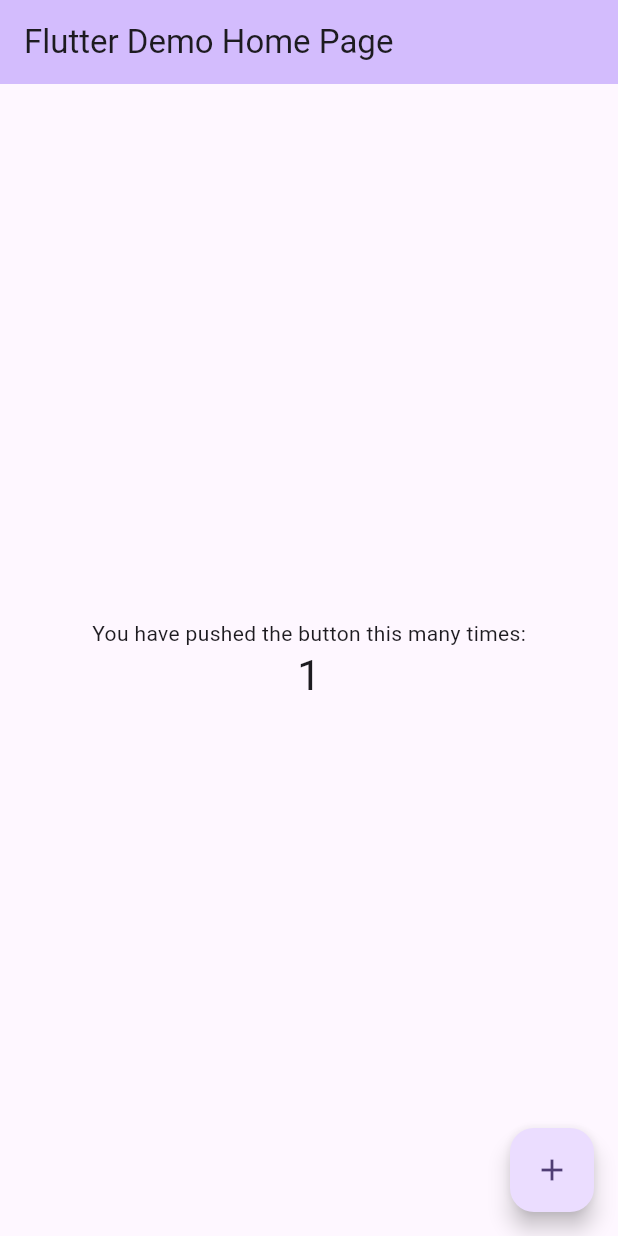
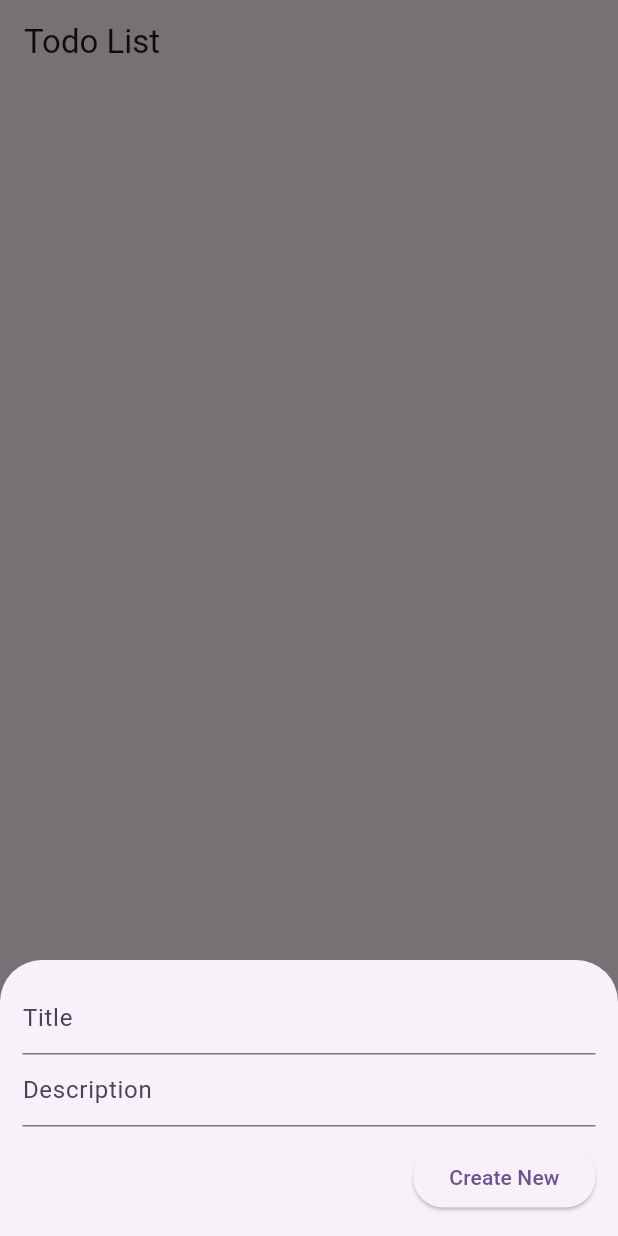
Before and after one commit to patipark/sqlite_crud, a Flutter app: the screen it shows after launch, after a tap on the "add" icon, on a phone screen of 412 x 824 dp. Run offline on Flutter 3.47's test engine with Material 3 defaults, Android fonts, the phone set to English and light mode, and no system bars; our stand-ins replace sqflite; accounts and stored records are empty.

Commit message:
add TodoListScreen สำหรับจัดการ CRUD todos

```diff
--- a/lib/main.dart
+++ b/lib/main.dart
@@ -1,4 +1,6 @@
 import 'package:flutter/material.dart';
+
+import 'database_helper.dart';
 
 void main() {
   runApp(const MyApp());
@@ -11,115 +13,122 @@ class MyApp extends StatelessWidget {
   @override
   Widget build(BuildContext context) {
     return MaterialApp(
-      title: 'Flutter Demo',
+      title: 'Flutter SQLite CRUD',
       theme: ThemeData(
-        // This is the theme of your application.
-        //
-        // TRY THIS: Try running your application with "flutter run". You'll see
-        // the application has a purple toolbar. Then, without quitting the app,
-        // try changing the seedColor in the colorScheme below to Colors.green
-        // and then invoke "hot reload" (save your changes or press the "hot
-        // reload" button in a Flutter-supported IDE, or press "r" if you used
-        // the command line to start the app).
-        //
-        // Notice that the counter didn't reset back to zero; the application
-        // state is not lost during the reload. To reset the state, use hot
-        // restart instead.
-        //
-        // This works for code too, not just values: Most code changes can be
-        // tested with just a hot reload.
         colorScheme: ColorScheme.fromSeed(seedColor: Colors.deepPurple),
         useMaterial3: true,
       ),
-      home: const MyHomePage(title: 'Flutter Demo Home Page'),
+      home: const TodoListScreen(),
     );
   }
 }
 
-class MyHomePage extends StatefulWidget {
-  const MyHomePage({super.key, required this.title});
-
-  // This widget is the home page of your application. It is stateful, meaning
-  // that it has a State object (defined below) that contains fields that affect
-  // how it looks.
-
-  // This class is the configuration for the state. It holds the values (in this
-  // case the title) provided by the parent (in this case the App widget) and
-  // used by the build method of the State. Fields in a Widget subclass are
-  // always marked "final".
-
-  final String title;
+// const MyHomePage({super.key, required this.title});
+class TodoListScreen extends StatefulWidget {
+  const TodoListScreen({super.key});
 
   @override
-  State<MyHomePage> createState() => _MyHomePageState();
+    State<TodoListScreen> createState() => _TodoListScreenState();
 }
 
-class _MyHomePageState extends State<MyHomePage> {
-  int _counter = 0;
+class _TodoListScreenState extends State<TodoListScreen> {
+  List<Todo> todos = [];
 
-  void _incrementCounter() {
+  @override
+  void initState() {
+    super.initState();
+    _refreshTodoList();
+  }
+
+  Future<void> _refreshTodoList() async {
+    final data = await DatabaseHelper.instance.readAllTodos();
     setState(() {
-      // This call to setState tells the Flutter framework that something has
-      // changed in this State, which causes it to rerun the build method below
-      // so that the display can reflect the updated values. If we changed
-      // _counter without calling setState(), then the build method would not be
-      // called again, and so nothing would appear to happen.
-      _counter++;
+      todos = data;
     });
   }
 
   @override
   Widget build(BuildContext context) {
-    // This method is rerun every time setState is called, for instance as done
-    // by the _incrementCounter method above.
-    //
-    // The Flutter framework has been optimized to make rerunning build methods
-    // fast, so that you can just rebuild anything that needs updating rather
-    // than having to individually change instances of widgets.
     return Scaffold(
-      appBar: AppBar(
-        // TRY THIS: Try changing the color here to a specific color (to
-        // Colors.amber, perhaps?) and trigger a hot reload to see the AppBar
-        // change color while the other colors stay the same.
-        backgroundColor: Theme.of(context).colorScheme.inversePrimary,
-        // Here we take the value from the MyHomePage object that was created by
-        // the App.build method, and use it to set our appbar title.
-        title: Text(widget.title),
+      appBar: AppBar(title: const Text('Todo List')),
+      body: ListView.builder(
+        itemCount: todos.length,
+        itemBuilder: (context, index) {
+          return ListTile(
+            title: Text(todos[index].title),
+            subtitle: Text(todos[index].description),
+            trailing: IconButton(
+              icon: const Icon(Icons.delete),
+              onPressed: () async {
+                await DatabaseHelper.instance.deleteTodo(todos[index].id!);
+                _refreshTodoList();
+              },
+            ),
+            onTap: () {
+              _showForm(todo: todos[index]);
+            },
+          );
+        },
       ),
-      body: Center(
-        // Center is a layout widget. It takes a single child and positions it
-        // in the middle of the parent.
+      floatingActionButton: FloatingActionButton(
+        child: const Icon(Icons.add),
+        onPressed: () => _showForm(),
+      ),
+    );
+  }
+
+  void _showForm({Todo? todo}) {
+    final titleController = TextEditingController();
+    final descriptionController = TextEditingController();
+
+    if (todo != null) {
+      titleController.text = todo.title;
+      descriptionController.text = todo.description;
+    }
+
+    showModalBottomSheet(
+      context: context,
+      builder: (_) => Container(
+        padding: const EdgeInsets.all(15),
         child: Column(
-          // Column is also a layout widget. It takes a list of children and
-          // arranges them vertically. By default, it sizes itself to fit its
-          // children horizontally, and tries to be as tall as its parent.
-          //
-          // Column has various properties to control how it sizes itself and
-          // how it positions its children. Here we use mainAxisAlignment to
-          // center the children vertically; the main axis here is the vertical
-          // axis because Columns are vertical (the cross axis would be
-          // horizontal).
-          //
-          // TRY THIS: Invoke "debug painting" (choose the "Toggle Debug Paint"
-          // action in the IDE, or press "p" in the console), to see the
-          // wireframe for each widget.
-          mainAxisAlignment: MainAxisAlignment.center,
-          children: <Widget>[
-            const Text(
-              'You have pushed the button this many times:',
+          mainAxisSize: MainAxisSize.min,
+          crossAxisAlignment: CrossAxisAlignment.end,
+          children: [
+            TextField(
+              controller: titleController,
+              decoration: const InputDecoration(hintText: 'Title'),
             ),
-            Text(
-              '$_counter',
-              style: Theme.of(context).textTheme.headlineMedium,
+            TextField(
+              controller: descriptionController,
+              decoration: const InputDecoration(hintText: 'Description'),
             ),
+            const SizedBox(height: 10),
+            ElevatedButton(
+              onPressed: () async {
+                if (todo == null) {
+                  await DatabaseHelper.instance.createTodo(
+                    Todo(
+                      title: titleController.text,
+                      description: descriptionController.text,
+                    ),
+                  );
+                } else {
+                  await DatabaseHelper.instance.updateTodo(
+                    Todo(
+                      id: todo.id,
+                      title: titleController.text,
+                      description: descriptionController.text,
+                    ),
+                  );
+                }
+                _refreshTodoList();
+                Navigator.of(context).pop();
+              },
+              child: Text(todo == null ? 'Create New' : 'Update'),
+            )
           ],
         ),
       ),
-      floatingActionButton: FloatingActionButton(
-        onPressed: _incrementCounter,
-        tooltip: 'Increment',
-        child: const Icon(Icons.add),
-      ), // This trailing comma makes auto-formatting nicer for build methods.
     );
   }
 }
```
